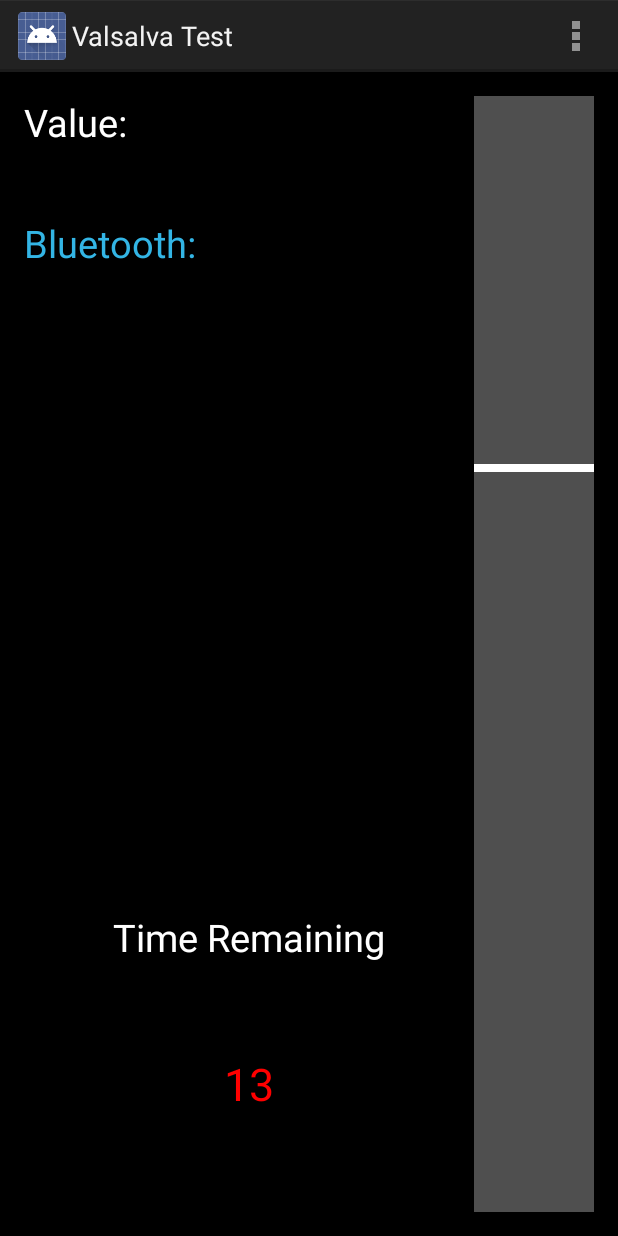
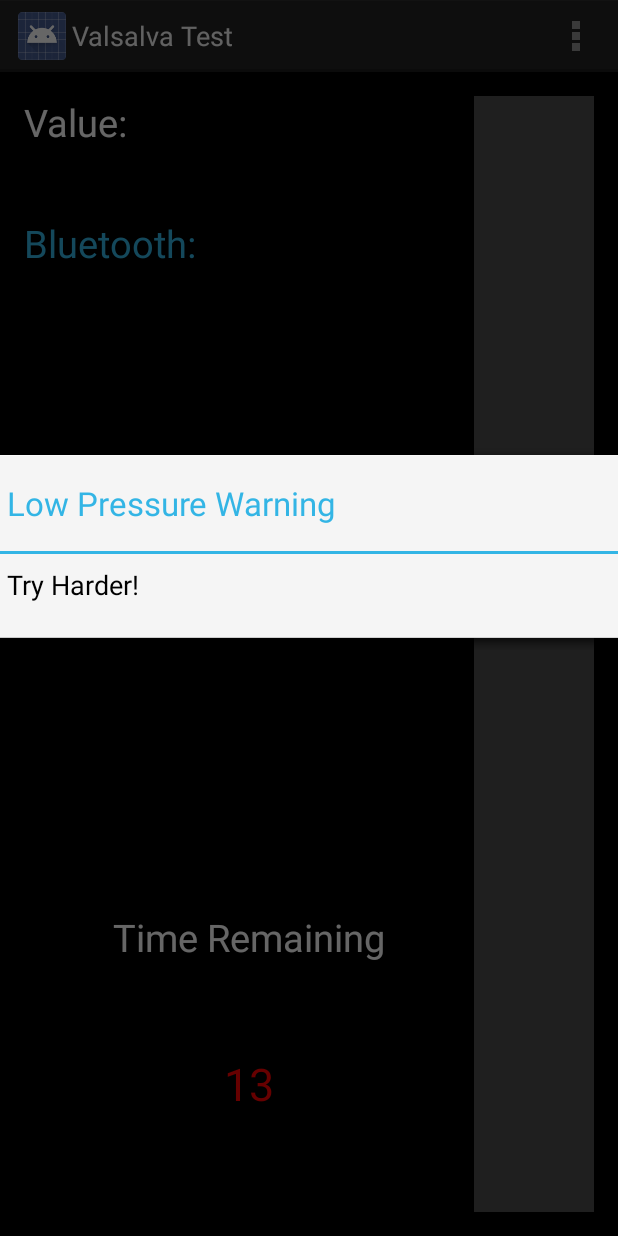
Before and after one commit to astam006/HeartMonitorApplication, an Android app: the TestActivity screen opened directly, with no data from a screen before it, on a phone screen of 412 x 824 dp. Run offline under Robolectric (Android 15) with nearby library versions, the phone set to English and light mode, and no system bars.

Commit message:
Added alert to TestView
Added primitive alert dialog functionality to the TestView, still in
progress

```diff
--- a/HM_app/app/src/main/java/edu/odu/ece486/hm_app/TestActivity.java
+++ b/HM_app/app/src/main/java/edu/odu/ece486/hm_app/TestActivity.java
@@ -8,6 +8,8 @@ import android.view.MenuItem;
 import android.view.View;
 import android.os.CountDownTimer;
 import android.widget.TextView;
+
+import java.text.DecimalFormat;
 
 public class TestActivity extends Activity {
 
--- a/HM_app/app/src/main/java/edu/odu/ece486/hm_app/TestView.java
+++ b/HM_app/app/src/main/java/edu/odu/ece486/hm_app/TestView.java
@@ -9,6 +9,7 @@ import android.graphics.drawable.Drawable;
 import android.text.TextPaint;
 import android.util.AttributeSet;
 import android.view.View;
+import android.app.AlertDialog;
 
 
 /**
@@ -21,6 +22,9 @@ public class TestView extends View {
     private int mExampleColor = Color.RED; // TODO: use a default from R.color...
     private float mExampleDimension = 0; // TODO: use a default from R.dimen...
     private Drawable mExampleDrawable;
+
+    // Alert Dialog object used to display a warning with low input pressure.
+    private AlertDialog lowPressureAlert;
 
     // Rectangle boundaries variables.
     private float top;
@@ -50,27 +54,35 @@ public class TestView extends View {
     private PressureSensor pressureSensor;
     private int pressure = 0;
 
-/****************************************************************************************/
-
     public TestView(Context context) {
         super(context);
         init(null, 0);
         pressureSensor = new PressureSensor();
+        AlertDialog.Builder alertDialogBuilder = new AlertDialog.Builder(context);
+        alertDialogBuilder.setTitle("Low Pressure Warning");
+        alertDialogBuilder.setMessage("Try Harder!").setCancelable(false);
+        lowPressureAlert = alertDialogBuilder.create();
     }
 
     public TestView(Context context, AttributeSet attrs) {
         super(context, attrs);
         init(attrs, 0);
         pressureSensor = new PressureSensor();
+        AlertDialog.Builder alertDialogBuilder = new AlertDialog.Builder(context);
+        alertDialogBuilder.setTitle("Low Pressure Warning");
+        alertDialogBuilder.setMessage("Try Harder!").setCancelable(false);
+        lowPressureAlert = alertDialogBuilder.create();
     }
 
     public TestView(Context context, AttributeSet attrs, int defStyle) {
         super(context, attrs, defStyle);
         init(attrs, defStyle);
         pressureSensor = new PressureSensor();
+        AlertDialog.Builder alertDialogBuilder = new AlertDialog.Builder(context);
+        alertDialogBuilder.setTitle("Low Pressure Warning");
+        alertDialogBuilder.setMessage("Try Harder!").setCancelable(false);
+        lowPressureAlert = alertDialogBuilder.create();
     }
-
-/****************************************************************************************/
 
     private void init(AttributeSet attrs, int defStyle) {
         // Load attributes
@@ -104,8 +116,6 @@ public class TestView extends View {
         // Update TextPaint and text measurements from attributes
         //invalidateTextPaintAndMeasurements();
     }
-
-/****************************************************************************************/
 
     @Override
     protected void onDraw(Canvas canvas) {
@@ -172,8 +182,6 @@ public class TestView extends View {
         requestLayout();    // Maintain stability with layout.
     }
 
-/****************************************************************************************/
-
     /**
      * Update function used to animate the pressure bar based upon the values received
      * from the air pressure sensor.
@@ -192,8 +200,21 @@ public class TestView extends View {
                 direction = 0;
         }*/
 
-        // Value should be between 0 and 30
+        // Retrieve next air pressure value from sensor.
+        // Value should be between 0 and 30.
         pressure = pressureSensor.getPressure();
+
+        /**
+         * If pressure is below minimum requirement, display a warning
+         * message. Warning automatically disappears once acceptable
+         * pressure levels are once again achieved.
+         */
+        if(pressure < 20) {
+            lowPressureAlert.show();
+            lowPressureAlert.getWindow().setLayout(700, 350);
+        }
+        else
+            lowPressureAlert.dismiss();
 
         // Move the top of the rectangle up towards the top of the screen '-'
         top = screenHeight - (pressure * pressureIncrement);
```
